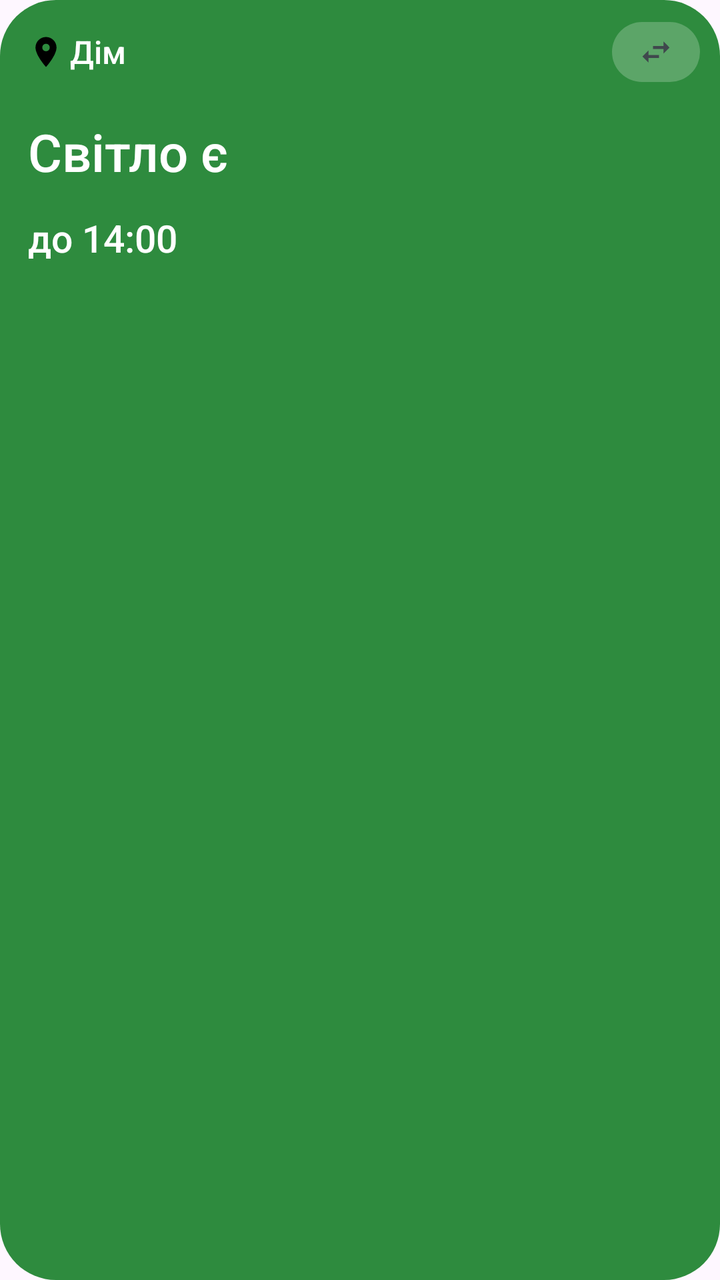
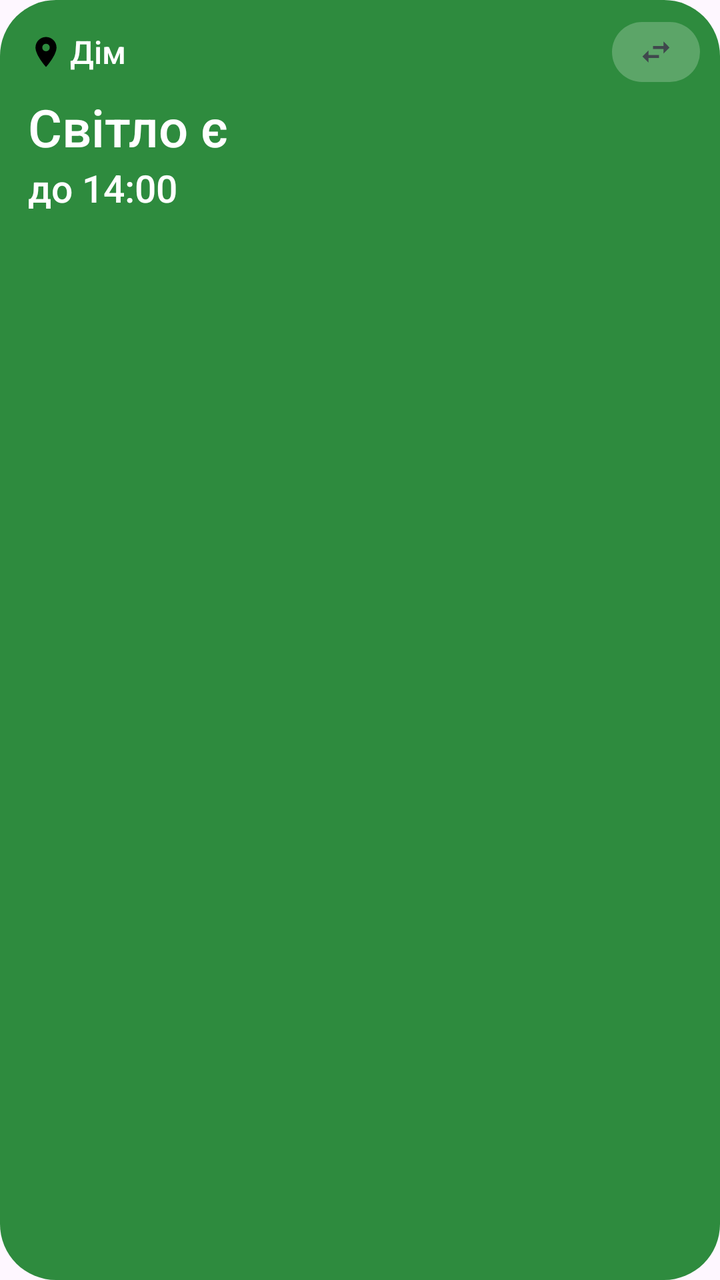

The first picture is an Android layout as it rendered before a commit; the second is the same layout after the commit. The layout source and the unified diff follow.
<!-- AndroidManifest.xml: application theme AppTheme -->
<!-- res/layout/widget_small.xml -->
<?xml version="1.0" encoding="utf-8"?>
<LinearLayout xmlns:android="http://schemas.android.com/apk/res/android"
    android:id="@+id/w_root"
    android:layout_width="match_parent"
    android:layout_height="match_parent"
    android:background="@drawable/wbg_on"
    android:gravity="top"
    android:orientation="vertical"
    android:paddingStart="14dp"
    android:paddingTop="10dp"
    android:paddingEnd="10dp"
    android:paddingBottom="10dp">

    
    <LinearLayout
        android:id="@+id/w_header"
        android:layout_width="match_parent"
        android:layout_height="32dp"
        android:gravity="center_vertical"
        android:orientation="horizontal">

        <ImageView
            android:id="@+id/w_pin"
            android:layout_width="18dp"
            android:layout_height="18dp"
            android:contentDescription="@null"
            android:src="@drawable/ic_place" />

        <TextView
            android:id="@+id/w_address"
            android:layout_width="0dp"
            android:layout_height="wrap_content"
            android:layout_marginStart="3dp"
            android:layout_weight="1"
            android:ellipsize="end"
            android:fontFamily="sans-serif-medium"
            android:maxLines="1"
            android:text="Дім"
            android:textColor="#FFFFFFFF"
            android:textSize="16dp" />

        <ImageView
            android:id="@+id/w_switch"
            android:layout_width="44dp"
            android:layout_height="30dp"
            android:background="@drawable/switch_pill_light"
            android:contentDescription="Інша адреса"
            android:padding="6dp"
            android:scaleType="fitCenter"
            android:src="@drawable/ic_swap" />
    </LinearLayout>

    <TextView
        android:id="@+id/w_status"
        android:layout_width="match_parent"
        android:layout_height="60dp"
        android:layout_marginTop="4dp"
        android:autoSizeMaxTextSize="26dp"
        android:autoSizeMinTextSize="18dp"
        android:autoSizeStepGranularity="1dp"
        android:autoSizeTextType="uniform"
        android:fontFamily="sans-serif-medium"
        android:gravity="center_vertical|start"
        android:maxLines="2"
        android:text="Світло є"
        android:textColor="#FFFFFFFF" />

    <TextView
        android:id="@+id/w_detail"
        android:layout_width="match_parent"
        android:layout_height="26dp"
        android:autoSizeMaxTextSize="19dp"
        android:autoSizeMinTextSize="14dp"
        android:autoSizeStepGranularity="1dp"
        android:autoSizeTextType="uniform"
        android:fontFamily="sans-serif-medium"
        android:gravity="center_vertical|start"
        android:maxLines="1"
        android:text="до 14:00"
        android:textColor="#FFFFFFFF" />
</LinearLayout>
<!-- resources referenced by this layout -->
<resources>
  <!-- drawable ic_place (drawable) -->
  <?xml version="1.0" encoding="utf-8"?>
  <vector xmlns:android="http://schemas.android.com/apk/res/android"
      android:width="24dp"
      android:height="24dp"
      android:viewportWidth="24"
      android:viewportHeight="24">
      <path android:fillColor="#FF000000" android:pathData="M12,2C8.13,2 5,5.13 5,9c0,5.25 7,13 7,13s7,-7.75 7,-13c0,-3.87 -3.13,-7 -7,-7zM12,11.5c-1.38,0 -2.5,-1.12 -2.5,-2.5s1.12,-2.5 2.5,-2.5 2.5,1.12 2.5,2.5 -1.12,2.5 -2.5,2.5z" />
  </vector>
  <!-- drawable ic_swap (drawable) -->
  <?xml version="1.0" encoding="utf-8"?>
  <vector xmlns:android="http://schemas.android.com/apk/res/android"
      android:width="24dp"
      android:height="24dp"
      android:viewportWidth="24"
      android:viewportHeight="24">
      <path android:fillColor="@color/widget_sub" android:pathData="M6.99,11L3,15l3.99,4v-3H14v-2H6.99v-3zM21,9l-3.99,-4v3H10v2h7.01v3L21,9z" />
  </vector>
  <!-- drawable switch_pill_light (drawable) -->
  <?xml version="1.0" encoding="utf-8"?>
  <shape xmlns:android="http://schemas.android.com/apk/res/android" android:shape="rectangle">
      <solid android:color="#38FFFFFF" />
      <corners android:radius="100dp" />
  </shape>
  <!-- drawable wbg_on (drawable) -->
  <?xml version="1.0" encoding="utf-8"?>
  <shape xmlns:android="http://schemas.android.com/apk/res/android" android:shape="rectangle">
      <solid android:color="@color/st_on_container" />
      <corners android:radius="26dp" />
  </shape>
  <style name="AppTheme" parent="Theme.Material3.DayNight.NoActionBar">
          <item name="android:statusBarColor">?attr/colorSurface</item>
          <item name="android:windowLightStatusBar">@bool/light_bars</item>
      </style>
  <color name="widget_sub">#44474F</color>
  <color name="st_on_container">#2E8B3E</color>
</resources>

<!-- the commit's change to res/layout/widget_small.xml (unified diff, before → after) -->
@@ -1,4 +1,5 @@
 <?xml version="1.0" encoding="utf-8"?>
+
 <LinearLayout xmlns:android="http://schemas.android.com/apk/res/android"
     android:id="@+id/w_root"
     android:layout_width="match_parent"
@@ -52,13 +53,11 @@
 
     <TextView
         android:id="@+id/w_status"
+        android:textSize="26dp"
+        android:ellipsize="end"
         android:layout_width="match_parent"
-        android:layout_height="60dp"
+        android:layout_height="wrap_content"
         android:layout_marginTop="4dp"
-        android:autoSizeMaxTextSize="26dp"
-        android:autoSizeMinTextSize="18dp"
-        android:autoSizeStepGranularity="1dp"
-        android:autoSizeTextType="uniform"
         android:fontFamily="sans-serif-medium"
         android:gravity="center_vertical|start"
         android:maxLines="2"
@@ -67,15 +66,13 @@
 
     <TextView
         android:id="@+id/w_detail"
+        android:textSize="19dp"
+        android:ellipsize="end"
         android:layout_width="match_parent"
-        android:layout_height="26dp"
-        android:autoSizeMaxTextSize="19dp"
-        android:autoSizeMinTextSize="14dp"
-        android:autoSizeStepGranularity="1dp"
-        android:autoSizeTextType="uniform"
+        android:layout_height="wrap_content"
         android:fontFamily="sans-serif-medium"
         android:gravity="center_vertical|start"
-        android:maxLines="1"
+        android:maxLines="2"
         android:text="до 14:00"
         android:textColor="#FFFFFFFF" />
 </LinearLayout>
